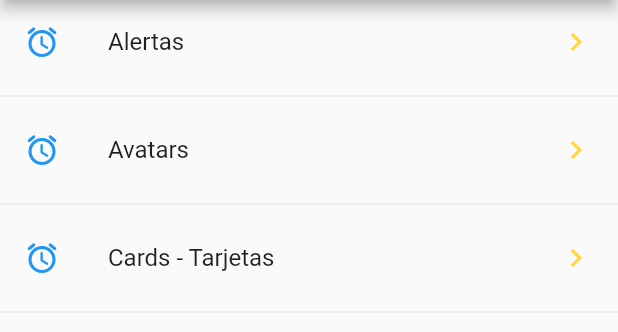
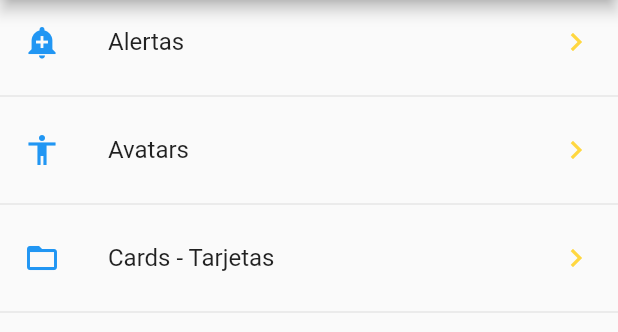
Before and after one commit to YairRdz11/components, a Flutter app: the screen it shows after launch, on a phone screen of 412 x 824 dp, the part 84-416 px from its top. Run offline on Flutter 3.47's test engine with Material 2 defaults, Android fonts, the phone set to English and light mode, and no system bars.

Commit message:
adding utility for assigning specific icon

```diff
--- a/lib/src/pages/home_page.dart
+++ b/lib/src/pages/home_page.dart
@@ -1,4 +1,5 @@
 import 'package:components/src/providers/menu_provider.dart';
+import 'package:components/src/utils/icon_string_util.dart';
 import 'package:flutter/material.dart';
 
 class HomePage extends StatelessWidget {
@@ -37,7 +38,7 @@ class HomePage extends StatelessWidget {
     data.forEach((element) {
       final widgetTmp = ListTile(
         title: Text(element['texto']),
-        leading: Icon(Icons.access_alarm_rounded, color: Colors.blue),
+        leading: getIcon(element['icon']),
         trailing: Icon(Icons.keyboard_arrow_right, color: Colors.amberAccent,),
         onTap: () {},
       );
--- /dev/null
+++ b/lib/src/utils/icon_string_util.dart
@@ -0,0 +1,13 @@
+import 'package:flutter/material.dart';
+final _icons = <String, IconData>{
+  "add_alert": Icons.add_alert,
+  "accessibility": Icons.accessibility,
+  "folder_open": Icons.folder_open
+};
+
+Icon getIcon(String nameIcon){
+  return Icon(
+    _icons[nameIcon],
+    color: Colors.blue,
+  );
+}
```
